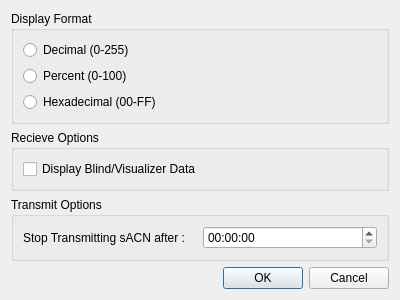
First picture: the form in ui/preferencesdialog.ui, repository docsteer/sacnview, before the edit.
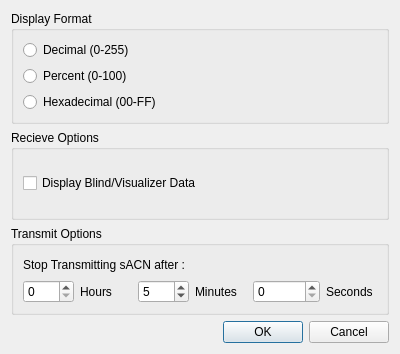
Second picture: the form after the edit.

The edit to the form file:
```diff
--- a/ui/preferencesdialog.ui
+++ b/ui/preferencesdialog.ui
@@ -7,7 +7,7 @@
     <x>0</x>
     <y>0</y>
     <width>400</width>
-    <height>300</height>
+    <height>354</height>
    </rect>
   </property>
   <property name="windowTitle">
@@ -66,17 +66,65 @@
       <string>Transmit Options</string>
      </property>
      <layout class="QVBoxLayout" name="verticalLayout_3">
+      <item>
+       <widget class="QLabel" name="label">
+        <property name="text">
+         <string>Stop Transmitting sACN after :</string>
+        </property>
+       </widget>
+      </item>
       <item>
        <layout class="QHBoxLayout" name="horizontalLayout">
+        <property name="sizeConstraint">
+         <enum>QLayout::SetDefaultConstraint</enum>
+        </property>
         <item>
-         <widget class="QLabel" name="label">
+         <widget class="QSpinBox" name="NumOfHoursOfSacn">
+          <property name="maximum">
+           <number>48</number>
+          </property>
+         </widget>
+        </item>
+        <item>
+         <widget class="QLabel" name="label_4">
           <property name="text">
-           <string>Stop Transmitting sACN after :</string>
+           <string>Hours</string>
           </property>
          </widget>
         </item>
         <item>
-         <widget class="QTimeEdit" name="timeEdit"/>
+         <widget class="QSpinBox" name="NumOfMinOfSacn">
+          <property name="maximum">
+           <number>500</number>
+          </property>
+          <property name="value">
+           <number>5</number>
+          </property>
+         </widget>
+        </item>
+        <item>
+         <widget class="QLabel" name="label_3">
+          <property name="text">
+           <string>Minutes</string>
+          </property>
+         </widget>
+        </item>
+        <item>
+         <widget class="QSpinBox" name="NumOfSecOfSacn">
+          <property name="maximum">
+           <number>100000</number>
+          </property>
+          <property name="value">
+           <number>0</number>
+          </property>
+         </widget>
+        </item>
+        <item>
+         <widget class="QLabel" name="label_2">
+          <property name="text">
+           <string>Seconds</string>
+          </property>
+         </widget>
         </item>
        </layout>
       </item>
```
Left out of the diff: 9 changed lines with no effect on the pictures.
